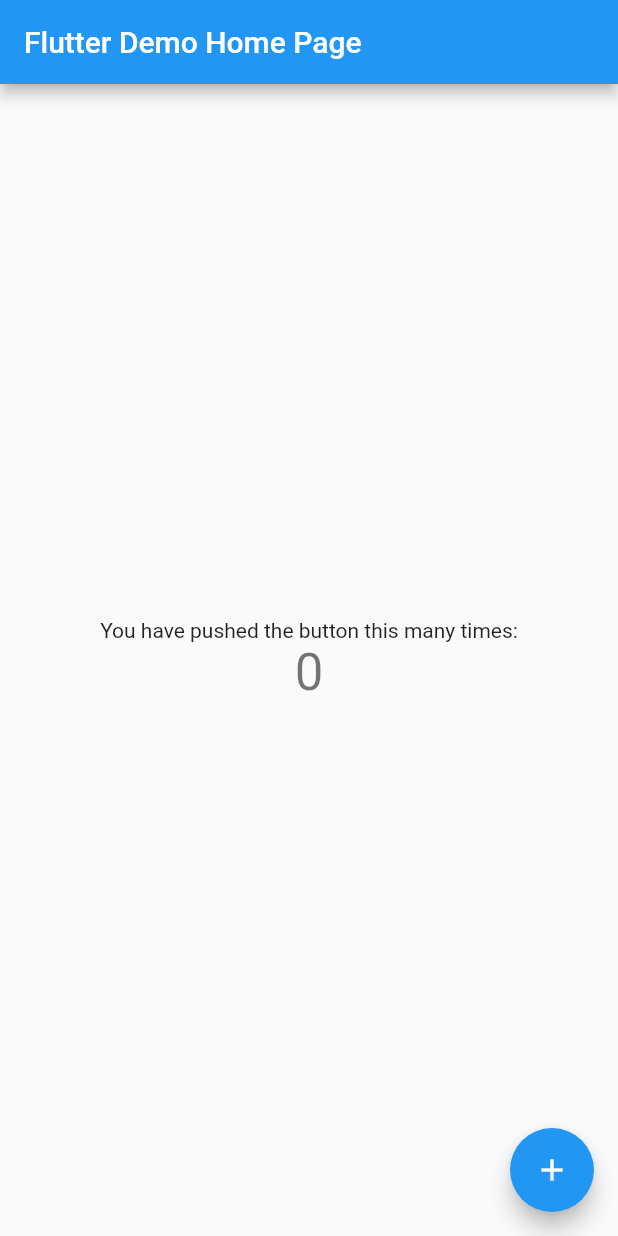
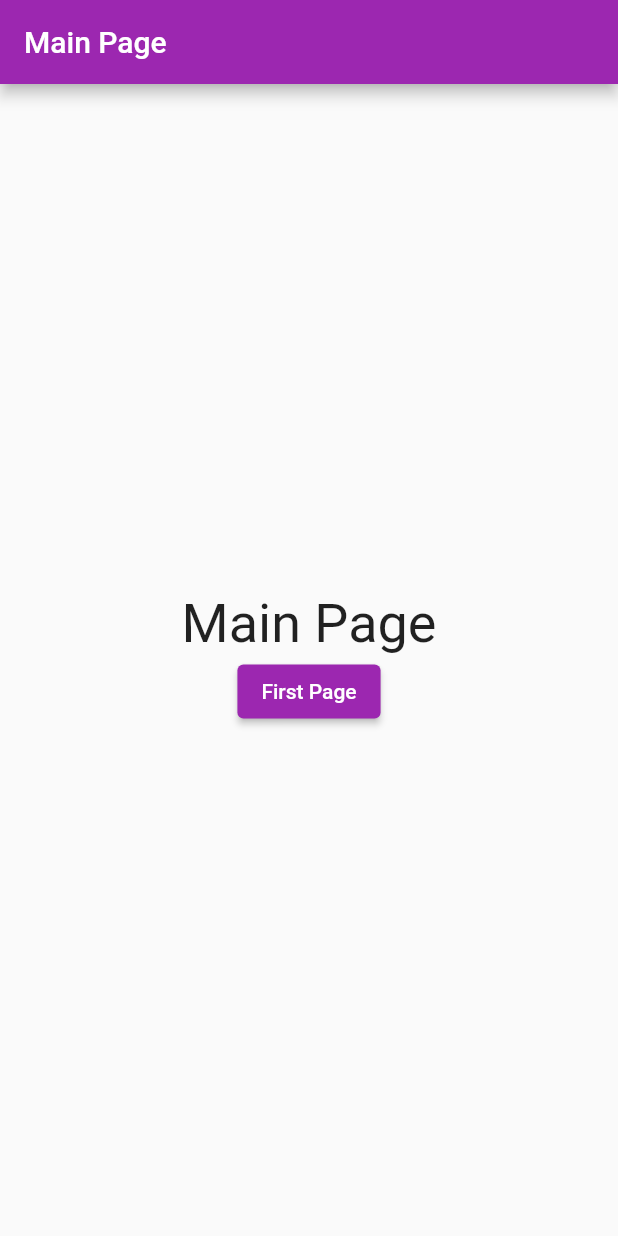
Before and after one commit to algonacci/basic-navigation, a Flutter app: the screen it shows after launch, on a phone screen of 412 x 824 dp. Run offline on Flutter 3.47's test engine with Material 2 defaults, Android fonts, the phone set to English and light mode, and no system bars.

```diff
--- a/lib/main.dart
+++ b/lib/main.dart
@@ -1,3 +1,4 @@
+import 'package:basic_navigation/main_page.dart';
 import 'package:flutter/material.dart';
 
 void main() {
@@ -5,111 +6,16 @@ void main() {
 }
 
 class MyApp extends StatelessWidget {
-  const MyApp({super.key});
+  const MyApp({Key? key}) : super(key: key);
 
-  // This widget is the root of your application.
   @override
   Widget build(BuildContext context) {
     return MaterialApp(
       title: 'Flutter Demo',
       theme: ThemeData(
-        // This is the theme of your application.
-        //
-        // Try running your application with "flutter run". You'll see the
-        // application has a blue toolbar. Then, without quitting the app, try
-        // changing the primarySwatch below to Colors.green and then invoke
-        // "hot reload" (press "r" in the console where you ran "flutter run",
-        // or simply save your changes to "hot reload" in a Flutter IDE).
-        // Notice that the counter didn't reset back to zero; the application
-        // is not restarted.
         primarySwatch: Colors.blue,
       ),
-      home: const MyHomePage(title: 'Flutter Demo Home Page'),
+      home: const MainPage(),
     );
   }
 }
-
-class MyHomePage extends StatefulWidget {
-  const MyHomePage({super.key, required this.title});
-
-  // This widget is the home page of your application. It is stateful, meaning
-  // that it has a State object (defined below) that contains fields that affect
-  // how it looks.
-
-  // This class is the configuration for the state. It holds the values (in this
-  // case the title) provided by the parent (in this case the App widget) and
-  // used by the build method of the State. Fields in a Widget subclass are
-  // always marked "final".
-
-  final String title;
-
-  @override
-  State<MyHomePage> createState() => _MyHomePageState();
-}
-
-class _MyHomePageState extends State<MyHomePage> {
-  int _counter = 0;
-
-  void _incrementCounter() {
-    setState(() {
-      // This call to setState tells the Flutter framework that something has
-      // changed in this State, which causes it to rerun the build method below
-      // so that the display can reflect the updated values. If we changed
-      // _counter without calling setState(), then the build method would not be
-      // called again, and so nothing would appear to happen.
-      _counter++;
-    });
-  }
-
-  @override
-  Widget build(BuildContext context) {
-    // This method is rerun every time setState is called, for instance as done
-    // by the _incrementCounter method above.
-    //
-    // The Flutter framework has been optimized to make rerunning build methods
-    // fast, so that you can just rebuild anything that needs updating rather
-    // than having to individually change instances of widgets.
-    return Scaffold(
-      appBar: AppBar(
-        // Here we take the value from the MyHomePage object that was created by
-        // the App.build method, and use it to set our appbar title.
-        title: Text(widget.title),
-      ),
-      body: Center(
-        // Center is a layout widget. It takes a single child and positions it
-        // in the middle of the parent.
-        child: Column(
-          // Column is also a layout widget. It takes a list of children and
-          // arranges them vertically. By default, it sizes itself to fit its
-          // children horizontally, and tries to be as tall as its parent.
-          //
-          // Invoke "debug painting" (press "p" in the console, choose the
-          // "Toggle Debug Paint" action from the Flutter Inspector in Android
-          // Studio, or the "Toggle Debug Paint" command in Visual Studio Code)
-          // to see the wireframe for each widget.
-          //
-          // Column has various properties to control how it sizes itself and
-          // how it positions its children. Here we use mainAxisAlignment to
-          // center the children vertically; the main axis here is the vertical
-          // axis because Columns are vertical (the cross axis would be
-          // horizontal).
-          mainAxisAlignment: MainAxisAlignment.center,
-          children: <Widget>[
-            const Text(
-              'You have pushed the button this many times:',
-            ),
-            Text(
-              '$_counter',
-              style: Theme.of(context).textTheme.headline4,
-            ),
-          ],
-        ),
-      ),
-      floatingActionButton: FloatingActionButton(
-        onPressed: _incrementCounter,
-        tooltip: 'Increment',
-        child: const Icon(Icons.add),
-      ), // This trailing comma makes auto-formatting nicer for build methods.
-    );
-  }
-}
--- /dev/null
+++ b/lib/main_page.dart
@@ -0,0 +1,49 @@
+import 'package:basic_navigation/first_page.dart';
+import 'package:flutter/material.dart';
+
+class MainPage extends StatelessWidget {
+  const MainPage({super.key});
+
+  @override
+  Widget build(BuildContext context) {
+    return Scaffold(
+      appBar: AppBar(
+        title: const Text(
+          'Main Page',
+        ),
+        backgroundColor: Colors.purple,
+      ),
+      body: Center(
+        child: Column(
+          mainAxisAlignment: MainAxisAlignment.center,
+          children: [
+            const Text(
+              'Main Page',
+              style: TextStyle(
+                fontSize: 36,
+              ),
+            ),
+            ElevatedButton(
+              onPressed: () => Navigator.push<int>(
+                context,
+                MaterialPageRoute(
+                  builder: (context) => FirstPage(),
+                ),
+              ).then(
+                (int? incomingNumber) => debugPrint(
+                  ' === Incoming number: $incomingNumber ===',
+                ),
+              ),
+              style: ElevatedButton.styleFrom(
+                backgroundColor: Colors.purple,
+              ),
+              child: const Text(
+                'First Page',
+              ),
+            ),
+          ],
+        ),
+      ),
+    );
+  }
+}
```
Also changed, not shown: lib/first_page.dart (added, +47 -0 lines), lib/second_page.dart (added, +25 -0 lines).
